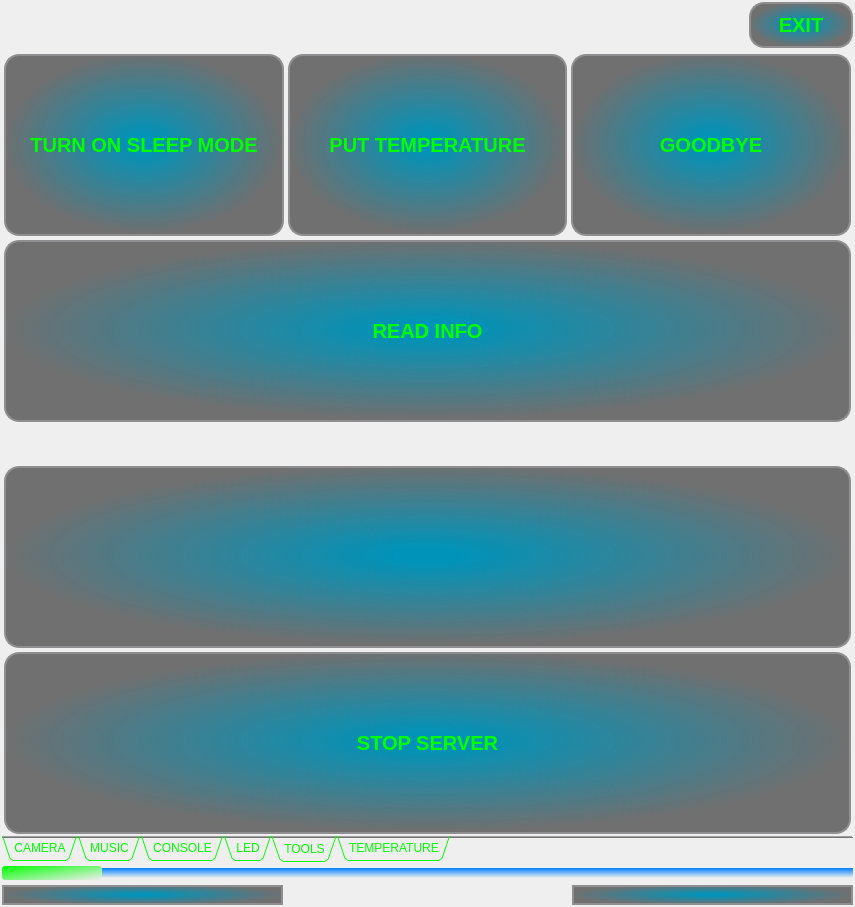
Before: the Qt Designer form iDom_Client/idom_client.ui in cyniu88/QT_kurs, drawn with Qt 5.
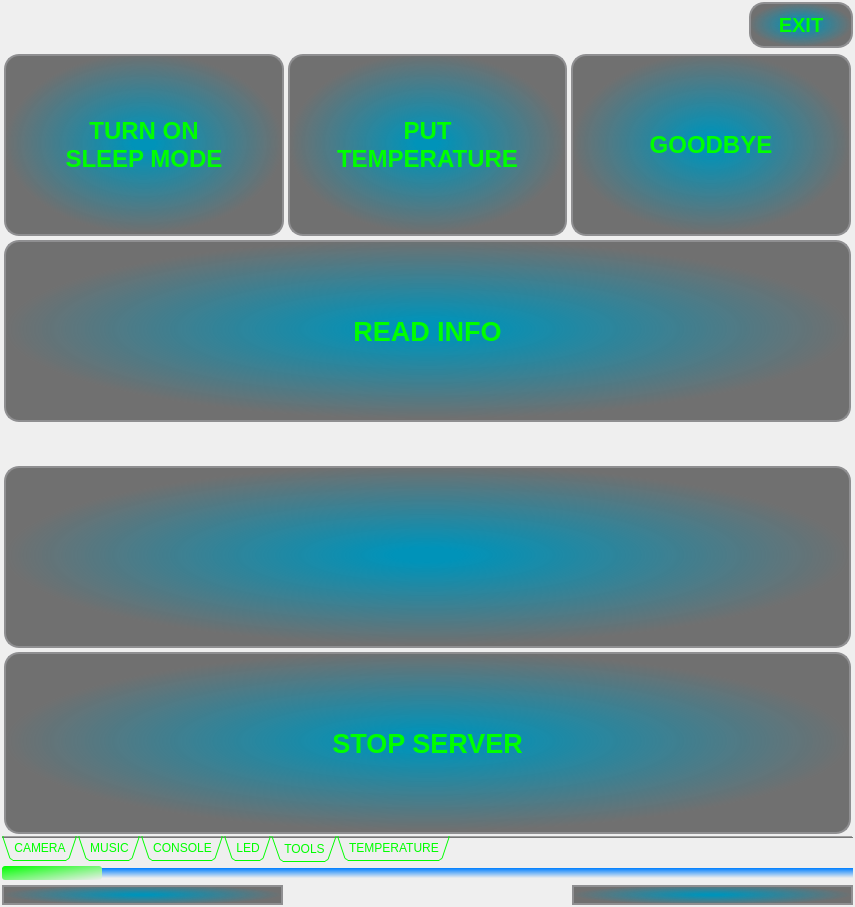
After: the same form once the commit is applied. The open tabs and pages were chosen to show the change. Icons and pictures are not drawn.

Commit message: zmiany w gui - przeswanie paska inna myszka

```diff
--- a/iDom_Client/idom_client.ui
+++ b/iDom_Client/idom_client.ui
@@ -1898,11 +1898,17 @@
               <verstretch>0</verstretch>
              </sizepolicy>
             </property>
+            <property name="font">
+             <font>
+              <pointsize>20</pointsize>
+              <weight>75</weight>
+              <bold>true</bold>
+             </font>
+            </property>
             <property name="styleSheet">
              <string notr="true">QPushButton {background-color: qradialgradient(spread:pad, cx:0.499807, cy:0.489, radius:0.5, fx:0.499, fy:0.488909, stop:0.0795455 rgba(0, 147, 185, 255), stop:1 rgba(30, 30, 30, 155));
  border: 2px solid #8f8f91;
 border-radius: 15px;
- font: bold 20px;
 }
 QPushButton:pressed {
 border:none;
@@ -1928,11 +1934,18 @@
             <verstretch>0</verstretch>
            </sizepolicy>
           </property>
+          <property name="font">
+           <font>
+            <pointsize>20</pointsize>
+            <weight>75</weight>
+            <italic>false</italic>
+            <bold>true</bold>
+           </font>
+          </property>
           <property name="styleSheet">
            <string notr="true">QPushButton {background-color: qradialgradient(spread:pad, cx:0.499807, cy:0.489, radius:0.5, fx:0.499, fy:0.488909, stop:0.0795455 rgba(0, 147, 185, 255), stop:1 rgba(30, 30, 30, 155));
  border: 2px solid #8f8f91;
 border-radius: 15px;
- font: bold 20px;
 }
 QPushButton:pressed {
 border:none;
@@ -1955,11 +1968,19 @@
                 <verstretch>0</verstretch>
                </sizepolicy>
               </property>
+              <property name="font">
+               <font>
+                <pointsize>18</pointsize>
+                <weight>75</weight>
+                <italic>false</italic>
+                <bold>true</bold>
+               </font>
+              </property>
               <property name="styleSheet">
                <string notr="true">QPushButton {background-color: qradialgradient(spread:pad, cx:0.499807, cy:0.489, radius:0.5, fx:0.499, fy:0.488909, stop:0.0795455 rgba(0, 147, 185, 255), stop:1 rgba(30, 30, 30, 155));
  border: 2px solid #8f8f91;
 border-radius: 15px;
- font: bold 20px;
+ font: bold  ;
 }
 QPushButton:pressed {
 border:none;
@@ -1969,7 +1990,8 @@
  </string>
               </property>
               <property name="text">
-               <string>TURN ON SLEEP MODE</string>
+               <string>TURN ON
+SLEEP MODE</string>
               </property>
              </widget>
             </item>
@@ -1981,11 +2003,18 @@
                 <verstretch>0</verstretch>
                </sizepolicy>
               </property>
+              <property name="font">
+               <font>
+                <pointsize>18</pointsize>
+                <weight>75</weight>
+                <bold>true</bold>
+               </font>
+              </property>
               <property name="styleSheet">
                <string notr="true">QPushButton {background-color: qradialgradient(spread:pad, cx:0.499807, cy:0.489, radius:0.5, fx:0.499, fy:0.488909, stop:0.0795455 rgba(0, 147, 185, 255), stop:1 rgba(30, 30, 30, 155));
  border: 2px solid #8f8f91;
 border-radius: 15px;
- font: bold 20px;
+
 }
 QPushButton:pressed {
 border:none;
@@ -1994,7 +2023,8 @@
  </string>
               </property>
               <property name="text">
-               <string>PUT TEMPERATURE</string>
+               <string>PUT
+TEMPERATURE</string>
               </property>
              </widget>
             </item>
@@ -2006,11 +2036,20 @@
                 <verstretch>0</verstretch>
                </sizepolicy>
               </property>
+              <property name="font">
+               <font>
+                <pointsize>18</pointsize>
+                <weight>75</weight>
+                <bold>true</bold>
+               </font>
+              </property>
+              <property name="cursor">
+               <cursorShape>ArrowCursor</cursorShape>
+              </property>
               <property name="styleSheet">
                <string notr="true">QPushButton {background-color: qradialgradient(spread:pad, cx:0.499807, cy:0.489, radius:0.5, fx:0.499, fy:0.488909, stop:0.0795455 rgba(0, 147, 185, 255), stop:1 rgba(30, 30, 30, 155));
  border: 2px solid #8f8f91;
 border-radius: 15px;
- font: bold 20px;
 }
 QPushButton:pressed {
 border:none;
```
Left out of the diff: 27 changed lines with no effect on the pictures.
